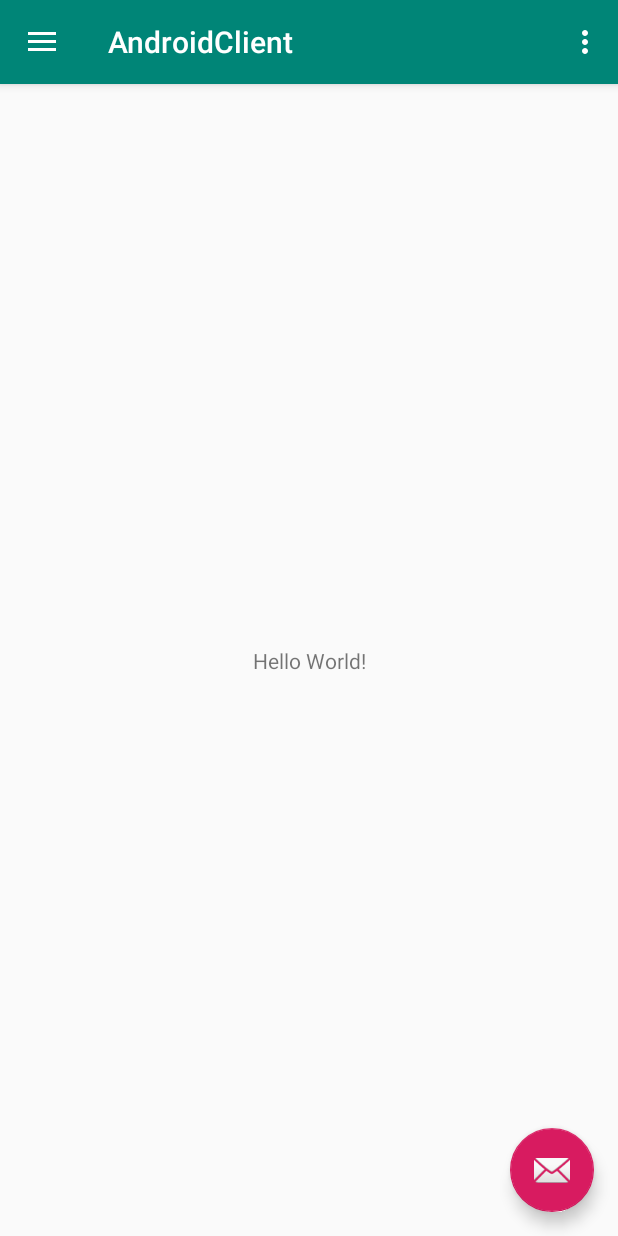
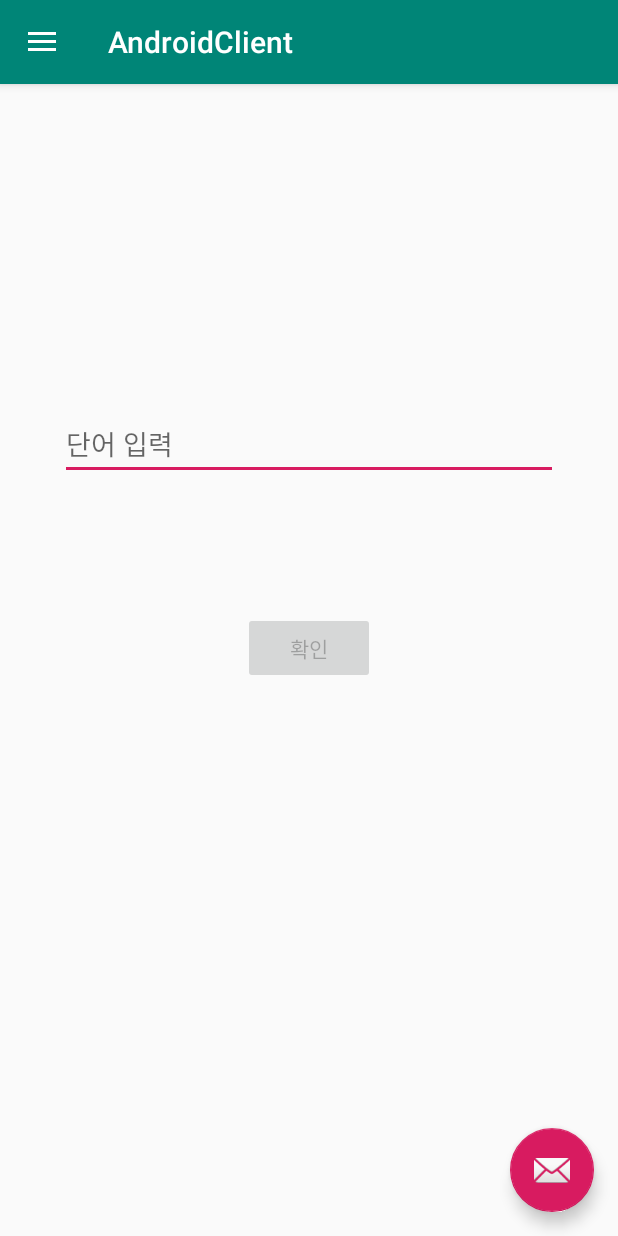
Before and after one commit to chrisais9/AdProject, an Android app: the MainActivity screen opened directly, with no data from a screen before it, on a phone screen of 412 x 824 dp. Run offline under Robolectric (Android 15) with nearby library versions, the phone set to English and light mode, and no system bars.

Commit message:
word validation check / game view and logic

```diff
--- a/AndroidClient/app/src/main/java/com/adproject/wordwar/MainActivity.java
+++ b/AndroidClient/app/src/main/java/com/adproject/wordwar/MainActivity.java
@@ -3,6 +3,8 @@ package com.adproject.wordwar;
 import android.os.Bundle;
 import android.support.design.widget.FloatingActionButton;
 import android.support.design.widget.Snackbar;
+import android.support.v4.app.FragmentManager;
+import android.support.v4.app.FragmentTransaction;
 import android.view.View;
 import android.support.v4.view.GravityCompat;
 import android.support.v7.app.ActionBarDrawerToggle;
@@ -16,6 +18,8 @@ import android.view.Menu;
 
 public class MainActivity extends AppCompatActivity
         implements NavigationView.OnNavigationItemSelectedListener {
+
+    GameFragment gameFragment;
 
     @Override
     protected void onCreate(Bundle savedInstanceState) {
@@ -38,6 +42,10 @@ public class MainActivity extends AppCompatActivity
         drawer.addDrawerListener(toggle);
         toggle.syncState();
         navigationView.setNavigationItemSelectedListener(this);
+
+        gameFragment = new GameFragment();
+
+        setFrag(1);
     }
 
     @Override
@@ -50,28 +58,6 @@ public class MainActivity extends AppCompatActivity
         }
     }
 
-    @Override
-    public boolean onCreateOptionsMenu(Menu menu) {
-        // Inflate the menu; this adds items to the action bar if it is present.
-        getMenuInflater().inflate(R.menu.main, menu);
-        return true;
-    }
-
-    @Override
-    public boolean onOptionsItemSelected(MenuItem item) {
-        // Handle action bar item clicks here. The action bar will
-        // automatically handle clicks on the Home/Up button, so long
-        // as you specify a parent activity in AndroidManifest.xml.
-        int id = item.getItemId();
-
-        //noinspection SimplifiableIfStatement
-        if (id == R.id.action_settings) {
-            return true;
-        }
-
-        return super.onOptionsItemSelected(item);
-    }
-
     @SuppressWarnings("StatementWithEmptyBody")
     @Override
     public boolean onNavigationItemSelected(MenuItem item) {
@@ -79,8 +65,10 @@ public class MainActivity extends AppCompatActivity
         int id = item.getItemId();
 
         if (id == R.id.nav_home) {
+            setFrag(0);
             // Handle the camera action
-        } else if (id == R.id.nav_gallery) {
+        } else if (id == R.id.nav_game1) {
+            setFrag(1);
 
         } else if (id == R.id.nav_slideshow) {
 
@@ -96,4 +84,16 @@ public class MainActivity extends AppCompatActivity
         drawer.closeDrawer(GravityCompat.START);
         return true;
     }
+
+    public void setFrag(int n){
+        FragmentManager fragmentManager = getSupportFragmentManager();
+        FragmentTransaction fragmentTransaction = fragmentManager.beginTransaction();
+        switch (n){
+
+            case 1:
+                fragmentTransaction.replace(R.id.main_frame, gameFragment);
+                fragmentTransaction.commit();
+                break;
+        }
+    }
 }
--- a/AndroidClient/app/src/main/java/com/adproject/wordwar/RetrofitService.java
+++ b/AndroidClient/app/src/main/java/com/adproject/wordwar/RetrofitService.java
@@ -9,10 +9,15 @@ import retrofit2.http.Query;
 
 public interface RetrofitService {
     //public static final String baseURL = Resources.getSystem().getString(R.string.baseUrl);
-    public static final String baseURL = "http://192.168.10.4:8000/";
+    public static final String baseURL = "http://172.30.1.36:8000/";
 
     @POST("logintest/")
     Call<LoginResponse> login(
             @Body LoginRequest loginRequest
     );
+
+    @GET("validword/")
+    Call<GameWordResponse> setWord(
+            @Query ("word") GameWordRequest word
+    );
 }
--- a/AndroidClient/app/src/main/res/layout/content_main.xml
+++ b/AndroidClient/app/src/main/res/layout/content_main.xml
@@ -8,13 +8,11 @@
     tools:context=".MainActivity"
     tools:showIn="@layout/app_bar_main">
 
-    <TextView
-        android:layout_width="wrap_content"
-        android:layout_height="wrap_content"
-        android:text="Hello World!"
-        app:layout_constraintBottom_toBottomOf="parent"
-        app:layout_constraintLeft_toLeftOf="parent"
-        app:layout_constraintRight_toRightOf="parent"
-        app:layout_constraintTop_toTopOf="parent" />
+    <FrameLayout
+        android:layout_width="match_parent"
+        android:layout_height="match_parent"
+        android:id="@+id/main_frame">
+
+    </FrameLayout>
 
 </android.support.constraint.ConstraintLayout>
--- a/AndroidClient/app/src/main/res/layout/fragment_game.xml
+++ b/AndroidClient/app/src/main/res/layout/fragment_game.xml
@@ -18,7 +18,7 @@
         android:layout_marginTop="200dp"
         android:layout_marginEnd="24dp"
 
-        android:hint="단어 압력"
+        android:hint="단어 입력"
         android:imeActionLabel="Sign in"
         android:imeOptions="actionDone"
         android:inputType="textPassword"
--- a/AndroidClient/app/src/main/res/menu/activity_main_drawer.xml
+++ b/AndroidClient/app/src/main/res/menu/activity_main_drawer.xml
@@ -9,9 +9,9 @@
             android:icon="@drawable/ic_menu_camera"
             android:title="@string/menu_home" />
         <item
-            android:id="@+id/nav_gallery"
+            android:id="@+id/nav_game1"
             android:icon="@drawable/ic_menu_gallery"
-            android:title="@string/menu_gallery" />
+            android:title="@string/menu_game1" />
         <item
             android:id="@+id/nav_slideshow"
             android:icon="@drawable/ic_menu_slideshow"
--- a/AndroidClient/app/src/main/res/values/strings.xml
+++ b/AndroidClient/app/src/main/res/values/strings.xml
@@ -7,8 +7,8 @@
     <string name="nav_header_desc">Navigation header</string>
     <string name="action_settings">Settings</string>
 
-    <string name="menu_home">Home</string>
-    <string name="menu_gallery">Gallery</string>
+    <string name="menu_home">메인화면</string>
+    <string name="menu_game1">게임</string>
     <string name="menu_slideshow">Slideshow</string>
     <string name="menu_tools">Tools</string>
     <string name="menu_share">Share</string>
```
Also changed, not shown: AndroidClient/app/src/main/java/com/adproject/wordwar/GameFragment.java (+54 -4 lines), 3 other files.
